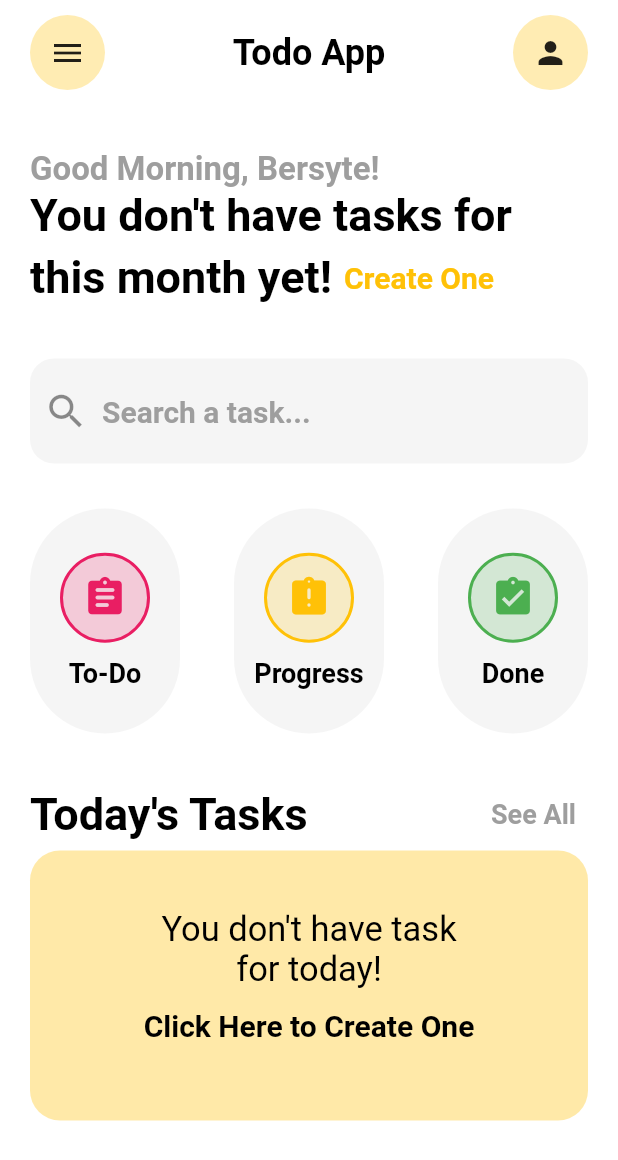
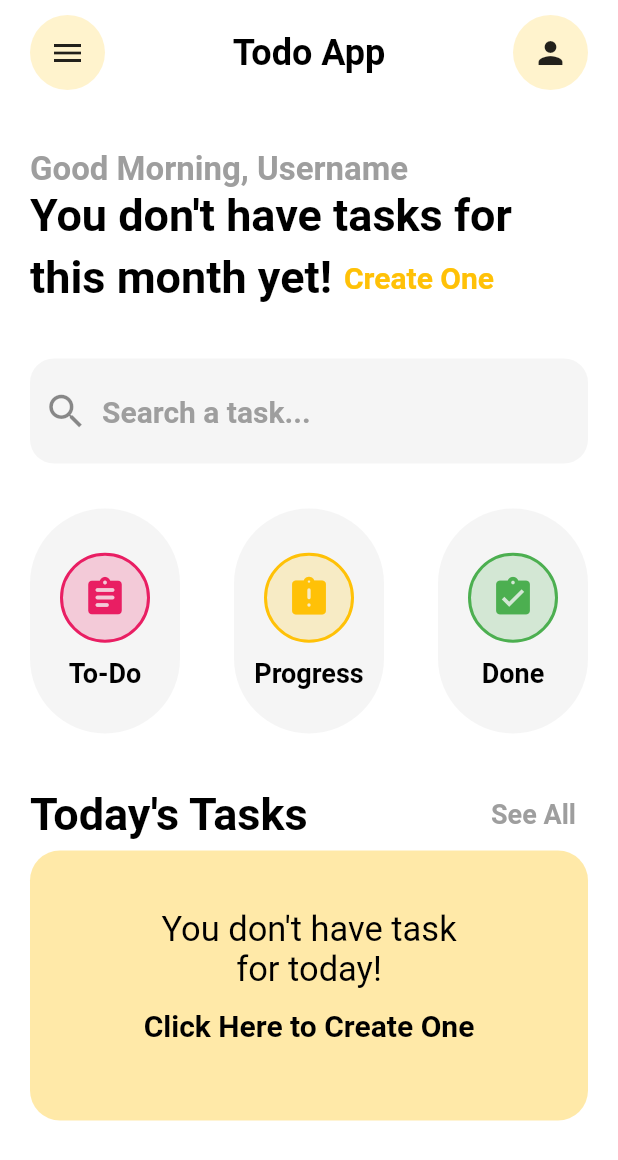
Before and after one commit to abdushakoor12/todo, a Flutter app: the TasksByStatus screen opened directly with empty values, after a tap on the "arrow back" icon, on a phone screen of 412 x 824 dp. Shown: the top 1160 px of the screen. Run offline on Flutter 3.47's test engine with Material 2 defaults, Android fonts, the phone set to English and light mode, and no system bars; our stand-ins replace date_picker_timeline, font_awesome_flutter, get, get_storage, google_fonts, sqflite; accounts and stored records are empty; statements that could not run were skipped.

Commit message:
setting screen added and was added also the possibility to change the name, and contact info from the dev

```diff
--- a/lib/controllers/setting_controller.dart
+++ b/lib/controllers/setting_controller.dart
@@ -0,0 +1,56 @@
+import 'package:get/get.dart';
+import 'package:get_storage/get_storage.dart';
+import 'package:url_launcher/url_launcher.dart';
+
+class SettingsController extends GetxController {
+  final _storage = GetStorage();
+  final String _nameKey = "name";
+  var username = 'username'.obs;
+
+  static const _uriTwitter = 'https://twitter.com/ICuvula';
+  static const _uriInsta = 'https://www.instagram.com/isaias_cuvula';
+  static const _uriLinkedIn =
+      'https://bg.linkedin.com/in/isaias-cuvula-988a8a1a9';
+  static const _uriGitHub = 'https://github.com/IsaiasCuvula';
+
+  @override
+  void onInit() {
+    super.onInit();
+    readName();
+  }
+
+  void readName() {
+    final nameValue = _storage.read(_nameKey);
+    username.value = nameValue;
+  }
+
+  void saveName(String name) {
+    _storage.write(_nameKey, name);
+    readName();
+  }
+
+  void openTwitter() {
+    _openUrl(_uriTwitter);
+  }
+
+  void openInstagram() {
+    _openUrl(_uriInsta);
+  }
+
+  void openLinkedIn() {
+    _openUrl(_uriLinkedIn);
+  }
+
+  void openGithub() {
+    _openUrl(_uriGitHub);
+  }
+
+  void _openUrl(String uri) async {
+    final url = Uri.parse(uri);
+    try {
+      await launchUrl(url);
+    } catch (error) {
+      print('Could not launch $url');
+    }
+  }
+}
--- a/lib/main.dart
+++ b/lib/main.dart
@@ -1,12 +1,14 @@
 import 'package:flutter/material.dart';
 import 'package:get/get.dart';
 import 'package:get/route_manager.dart';
+import 'package:get_storage/get_storage.dart';
 import 'package:todo/db/db_helper.dart';
 import 'package:todo/utils/routes.dart';
 
 void main() async {
   WidgetsFlutterBinding.ensureInitialized();
   await DBHelper.initDatabase();
+  await GetStorage.init();
   runApp(const MyApp());
 }
 
--- a/lib/utils/routes.dart
+++ b/lib/utils/routes.dart
@@ -2,6 +2,7 @@ import 'package:get/get.dart';
 import 'package:todo/views/all_tasks_page.dart';
 import 'package:todo/views/create_task_page.dart';
 import 'package:todo/views/home_page.dart';
+import 'package:todo/views/settings_page.dart';
 import 'package:todo/views/task_detail.dart';
 import 'package:todo/views/tasks_by_status.dart';
 
@@ -11,6 +12,7 @@ class MyRoutes {
   static const String _createTask = "/CreateTaskPage";
   static const String _taskDetail = "/TaskDetail";
   static const String _tasksByStatus = "/TasksByStatus";
+  static const String _settingsPage = "/SettingsPage";
   static const Duration _duration = Duration(milliseconds: 400);
 
   static String getHomeRoute() => _home;
@@ -18,6 +20,7 @@ class MyRoutes {
   static String getCreateTaskRoute() => _createTask;
   static String getDetailRoute() => _taskDetail;
   static String getTasksByStatusRoute() => _tasksByStatus;
+  static String getSettingsPageRoute() => _settingsPage;
 
   static List<GetPage> routes = [
     GetPage(
@@ -49,6 +52,12 @@ class MyRoutes {
       page: () => TasksByStatus(),
       transition: Transition.zoom,
       transitionDuration: _duration,
+    ),
+    GetPage(
+      name: _settingsPage,
+      page: () => SettingsPage(),
+      transition: Transition.zoom,
+      transitionDuration: _duration,
     )
   ];
 }
--- a/lib/views/create_task_page.dart
+++ b/lib/views/create_task_page.dart
@@ -41,7 +41,7 @@ class _CreateTaskPageState extends State<CreateTaskPage> {
               kVerticalSpace(30),
               CustomTextField(
                 controller: _titleController,
-                label: ('Task title'),
+                label: 'Task title',
                 hintText: 'Task title',
               ),
               Row(
--- a/lib/views/home_page.dart
+++ b/lib/views/home_page.dart
@@ -6,6 +6,7 @@ import 'package:todo/widgets/home/app_bar.dart';
 import 'package:todo/widgets/home/drawer.dart';
 import 'package:todo/widgets/home/task_status.dart';
 import 'package:todo/widgets/home/today_task_tile.dart';
+import '../controllers/setting_controller.dart';
 import '../controllers/task_controller.dart';
 import '../models/task_model.dart';
 
@@ -15,6 +16,7 @@ class HomePage extends StatelessWidget {
   final GlobalKey<ScaffoldState> _scaffoldKey = GlobalKey<ScaffoldState>();
   final TextEditingController _controller = TextEditingController();
   final TaskController _taskController = Get.put(TaskController());
+  final SettingsController _settingController = Get.put(SettingsController());
 
   @override
   Widget build(BuildContext context) {
@@ -34,10 +36,13 @@ class HomePage extends StatelessWidget {
                 },
               ),
               kVerticalSpace(40),
-              Text(
-                '${showGreeting()}, Bersyte!',
-                style: kTextStyleBoldGrey(22.0),
-              ),
+              Obx(() {
+                final name = _settingController.username.value;
+                return Text(
+                  '${showGreeting()}, ${name.capitalize}',
+                  style: kTextStyleBoldGrey(22.0),
+                );
+              }),
               GetX<TaskController>(
                 builder: (controller) {
                   final tasks = controller.tasksList;
--- a/lib/views/tasks_by_status.dart
+++ b/lib/views/tasks_by_status.dart
@@ -2,6 +2,7 @@ import 'package:flutter/material.dart';
 import 'package:get/get.dart';
 import 'package:todo/controllers/task_controller.dart';
 import 'package:todo/utils/constants.dart';
+import 'package:todo/widgets/custom_circle_container.dart';
 import '../utils/routes.dart';
 import '../widgets/all_tasks/task_tile.dart';
 
@@ -12,40 +13,13 @@ class TasksByStatus extends StatelessWidget {
   @override
   Widget build(BuildContext context) {
     final status = Get.arguments['status'] as String;
-
     return Scaffold(
       body: SafeArea(
         child: SingleChildScrollView(
           padding: const EdgeInsets.all(20),
           child: Column(
             children: [
-              Row(
-                mainAxisAlignment: MainAxisAlignment.spaceBetween,
-                children: [
-                  Container(
-                    height: 50,
-                    width: 50,
-                    decoration: BoxDecoration(
-                      color: Colors.amber.withOpacity(0.2),
-                      borderRadius: BorderRadius.circular(25),
-                    ),
-                    child: IconButton(
-                      onPressed: () {
-                        Get.back();
-                      },
-                      icon: const Icon(
-                        Icons.arrow_back,
-                        size: 28,
-                      ),
-                    ),
-                  ),
-                  Text(
-                    status == "Favorite" ? 'Favorites' : 'Tasks $status',
-                    style: kTextStyleBoldBlack(22),
-                  ),
-                  Container(),
-                ],
-              ),
+              _header(status),
               kVerticalSpace(20),
               _displayTasks(status),
             ],
@@ -93,4 +67,59 @@ class TasksByStatus extends StatelessWidget {
       );
     });
   }
+
+  Widget _header(String status) {
+    return Row(
+      mainAxisAlignment: MainAxisAlignment.spaceBetween,
+      children: [
+        CustomCircleContainer(
+          child: IconButton(
+            onPressed: () {
+              Get.back();
+            },
+            icon: const Icon(
+              Icons.arrow_back,
+              size: 28,
+            ),
+          ),
+        ),
+        Text(
+          status == "Favorite" ? 'Favorites Tasks' : 'Tasks $status',
+          style: kTextStyleBoldBlack(22),
+        ),
+        CustomCircleContainer(
+          child: _iconByStatus(status),
+        ),
+      ],
+    );
+  }
+
+  Widget _iconByStatus(String status) {
+    switch (status) {
+      case 'To-Do':
+        return const Icon(
+          Icons.assignment,
+          size: 24,
+        );
+      case 'In Progress':
+        return const Icon(
+          Icons.incomplete_circle,
+          size: 24,
+        );
+      case 'Done':
+        return const Icon(
+          Icons.done,
+          size: 24,
+        );
+      case 'Favorite':
+        return const Icon(
+          Icons.favorite,
+          size: 24,
+        );
+    }
+    return const Icon(
+      Icons.favorite,
+      size: 24,
+    );
+  }
 }
--- a/lib/widgets/custom_circle_container.dart
+++ b/lib/widgets/custom_circle_container.dart
@@ -1,5 +1,4 @@
 import 'package:flutter/material.dart';
-import 'package:get/get.dart';
 
 class CustomCircleContainer extends StatelessWidget {
   const CustomCircleContainer({Key? key, this.child}) : super(key: key);
--- a/lib/widgets/home/drawer.dart
+++ b/lib/widgets/home/drawer.dart
@@ -44,7 +44,9 @@ class MyDrawer extends StatelessWidget {
                   Get.toNamed(MyRoutes.getCreateTaskRoute());
                 }),
                 kVerticalSpace(16),
-                _drawerItem(Icons.info, 'About App', () {}),
+                _drawerItem(Icons.settings, 'Settings', () {
+                  Get.toNamed(MyRoutes.getSettingsPageRoute());
+                }),
               ],
             ),
           )
--- a/pubspec.yaml
+++ b/pubspec.yaml
@@ -22,6 +22,10 @@ dependencies:
   intl: ^0.17.0
   sqflite: ^2.0.2+1
   path: ^1.8.1
+  get_storage: ^2.0.3
+  url_launcher: ^6.1.4
+  font_awesome_flutter: ^10.1.0
+
 
 dev_dependencies:
   flutter_test:
```
Also changed, not shown: lib/controllers/task_controller.dart (+4 -4 lines), lib/views/settings_page.dart (+144 -2 lines), lib/widgets/home/app_bar.dart (+3 -6 lines), lib/widgets/task_detail/task_detail_header.dart (+5 -16 lines), pubspec.lock, 1 other file.
